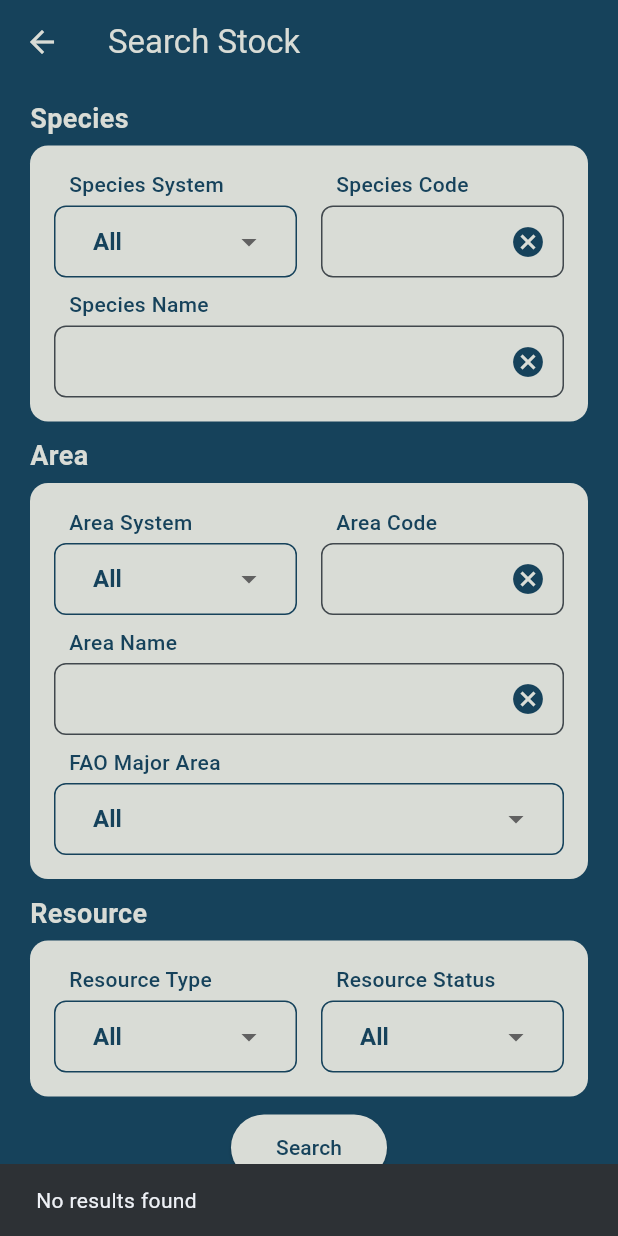
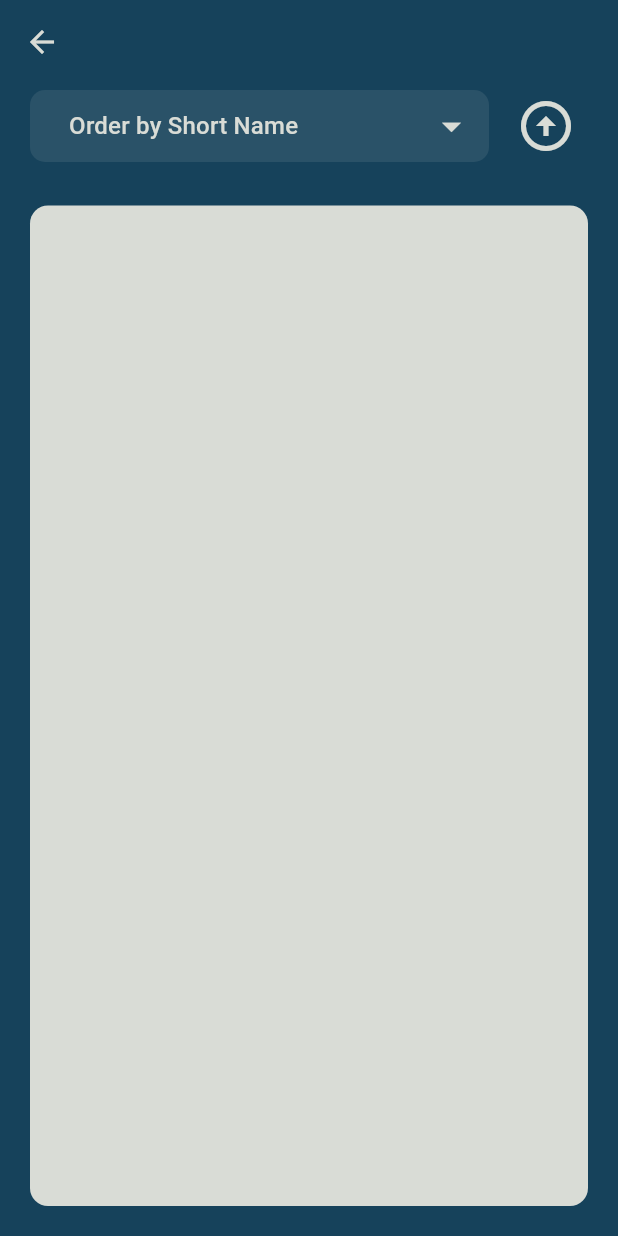
Before and after one commit to KikiDimop/grsfApp, a Flutter app: the Searchstocks screen opened directly, after a tap on "Search", on a phone screen of 412 x 824 dp. Run offline on Flutter 3.47's test engine with Material 3 defaults, Android fonts, the phone set to English and light mode, and no system bars; drawn by our look-alikes of dropdown_button2; our stand-ins replace csv, sqflite; accounts and stored records are empty; project files that could hold a hidden picture were left out.

Commit message:
display all stocks  ready

```diff
--- a/lib/pages/searchStocks.dart
+++ b/lib/pages/searchStocks.dart
@@ -1,3 +1,4 @@
+import 'package:database/models/stock.dart';
 import 'package:database/pages/stocks.dart';
 import 'package:database/services/database_service.dart';
 import 'package:dropdown_button2/dropdown_button2.dart';
@@ -108,40 +109,44 @@ class _SearchstocksState extends State<Searchstocks> {
 
   ElevatedButton _searchButton(BuildContext context) {
     return ElevatedButton(
-      onPressed: () async {
+      onPressed: () {
+            // Navigate to the destination page
+            Navigator.push(
+              context,
+              MaterialPageRoute(builder: (context) => const Stocks()),
+            );
+          },
+      // onPressed: () async {
 
-        // Execute the search query
-        final dbService = DatabaseService.instance;
-        List<Map<String, dynamic>> searchResults = (await dbService.searchStock(
-          selectedSpeciesSystem: selectedSpeciesSystem,
-          speciesCode: speciesCodeController.text,
-          speciesName: speciesNameController.text,
-          selectedAreaSystem: selectedAreaSystem,
-          areaCode: areaCodeController.text,
-          areaName: areaNameController.text,
-          selectedFAOMajorArea: selectedFAOMajorArea,
-          selectedResourceType: selectedResourceType,
-          selectedResourceStatus: selectedResourceStatus,
-        )).cast<Map<String, dynamic>>().toList();
+      //   Future<List<Stock>> searchResults = (await DatabaseService.instance.searchStock(
+      //     selectedSpeciesSystem: selectedSpeciesSystem,
+      //     speciesCode: speciesCodeController.text,
+      //     speciesName: speciesNameController.text,
+      //     selectedAreaSystem: selectedAreaSystem,
+      //     areaCode: areaCodeController.text,
+      //     areaName: areaNameController.text,
+      //     selectedFAOMajorArea: selectedFAOMajorArea,
+      //     selectedResourceType: selectedResourceType,
+      //     selectedResourceStatus: selectedResourceStatus,
+      //     fromMap: Stock.fromMap
+      //   )) as Future<List<Stock>>;
 
-        print(searchResults.length.toString());
+      //   // Navigate to the new page and pass the search results
+      //   if (searchResults.isNotEmpty) {
+      //     // Navigator.push(
+      //     //   context,
+      //     //   MaterialPageRoute(
+      //     //     builder: (context) => SearchResultsPage(searchResults: searchResults),
+      //     //   ),
+      //     // );
+      //   } else {
+      //     // Show a message if no results found
+      //     ScaffoldMessenger.of(context).showSnackBar(
+      //       SnackBar(content: Text('No results found')),
+      //     );
+      //   }
 
-        // Navigate to the new page and pass the search results
-        if (searchResults.isNotEmpty) {
-          // Navigator.push(
-          //   context,
-          //   MaterialPageRoute(
-          //     builder: (context) => SearchResultsPage(searchResults: searchResults),
-          //   ),
-          // );
-        } else {
-          // Show a message if no results found
-          ScaffoldMessenger.of(context).showSnackBar(
-            SnackBar(content: Text('No results found')),
-          );
-        }
-
-      },
+      // },
       style: ElevatedButton.styleFrom(
         foregroundColor: const Color(0xff16425B),
         backgroundColor: const Color(0xffd9dcd6),
--- a/lib/pages/stocks.dart
+++ b/lib/pages/stocks.dart
@@ -0,0 +1,241 @@
+import 'package:database/models/stock.dart';
+import 'package:database/services/database_service.dart';
+import 'package:dropdown_button2/dropdown_button2.dart';
+import 'package:flutter/material.dart';
+
+class Stocks extends StatefulWidget {
+  const Stocks({super.key});
+
+  @override
+  State<Stocks> createState() => _StocksState();
+}
+
+class _StocksState extends State<Stocks> {
+  late Future<List<Stock>> _stocks;
+  String _selectedOrder = 'Short Name';
+  String _sortOrder = 'asc';
+
+  @override
+  void initState() {
+    super.initState();
+    _fetchStocks();
+  }
+
+  void _fetchStocks() {
+    _stocks = DatabaseService.instance.readAll(
+      tableName: 'Stock',
+      fromMap: Stock.fromMap,
+    );
+  }
+
+  @override
+  Widget build(BuildContext context) {
+    return Scaffold(
+      backgroundColor: const Color(0xff16425B),
+      appBar: AppBar(
+        backgroundColor: const Color(0xff16425B),
+        foregroundColor: const Color(0xffd9dcd6),
+      ),
+      body: Column(
+        children: [
+          _orderByDropdown(),
+          const SizedBox(height: 5),
+          Expanded(child: _results()),
+        ],
+      ),
+    );
+  }
+
+  Widget _results() {
+    return FutureBuilder<List<Stock>>(
+      future: _stocks,
+      builder: (context, snapshot) {
+        if (snapshot.connectionState == ConnectionState.waiting) {
+          return const Center(
+            child: CircularProgressIndicator(color: Color(0xffd9dcd6)),
+          );
+        }
+
+        if (snapshot.hasError) {
+          return Center(
+            child: Text(
+              'Error loading stocks: ${snapshot.error}',
+              style: const TextStyle(color: Colors.red),
+            ),
+          );
+        }
+
+        var stocks = snapshot.data ?? [];
+
+        // Apply sorting
+        stocks.sort((a, b) {
+          int comparison = 0;
+          if (_selectedOrder == 'Short Name') {
+            comparison = a.shortName?.compareTo(b.shortName ?? '') ?? 0;
+          } else if (_selectedOrder == 'Semantic ID') {
+            comparison =
+                a.grsfSemanticID?.compareTo(b.grsfSemanticID ?? '') ?? 0;
+          }
+
+          return _sortOrder == 'asc' ? comparison : -comparison;
+        });
+
+        return Container(
+            margin: const EdgeInsets.symmetric(horizontal: 20, vertical: 20),
+            padding: const EdgeInsets.all(20),
+            decoration: BoxDecoration(
+              color: const Color(0xffd9dcd6),
+              borderRadius: BorderRadius.circular(12),
+            ),
+            child: stocks.isEmpty
+                ? const Center(
+                    child: Text(
+                      'No fishing gears found',
+                      style: TextStyle(color: Color(0xffd9dcd6)),
+                    ),
+                  )
+                : ListView.builder(
+                    padding: const EdgeInsets.all(10),
+                    itemCount: stocks.length,
+                    itemBuilder: (context, index) =>
+                        _listViewItem(item: stocks[index]),
+                  ));
+      },
+    );
+  }
+
+  Widget _listViewItem({required Stock item}) {
+    return Card(
+      elevation: 4,
+      margin: const EdgeInsets.symmetric(vertical: 5),
+      shape: RoundedRectangleBorder(borderRadius: BorderRadius.circular(8)),
+      child: Container(
+        padding: const EdgeInsets.all(16),
+        decoration: BoxDecoration(
+          color: const Color(0xffF1F5F9),
+          borderRadius: BorderRadius.circular(8),
+          border: Border.all(
+            color: item.getColor(), // Border color
+            width: 2.0, // Border width
+          ),
+        ),
+        child: addItem(item),
+      ),
+    );
+  }
+
+Column addItem(Stock item) {
+  return Column(
+    crossAxisAlignment: CrossAxisAlignment.start,
+    children: [
+      Align(
+        alignment: Alignment.centerRight,
+        child: Text(
+          item.status ?? '',
+          style: TextStyle(
+            fontSize: 14,
+            fontWeight: FontWeight.bold,
+            color: item.getColor(),
+          ),
+        ),
+      ),
+      Column(
+        crossAxisAlignment: CrossAxisAlignment.start,
+        children: [
+          const Text(
+            'Short Name',
+            style: TextStyle(fontSize: 12, color: Color(0xff16425B)),
+          ),
+          Text(
+            item.shortName ?? 'No Short Name',
+            style: const TextStyle(
+                fontSize: 14,
+                color: Color(0xff16425B),
+                fontWeight: FontWeight.bold),
+            softWrap: true,
+            overflow: TextOverflow.visible,
+          ),
+        ],
+      ),
+      Column(
+        crossAxisAlignment: CrossAxisAlignment.start,
+        children: [
+          const Text(
+            'Semantic ID',
+            style: TextStyle(fontSize: 12, color: Color(0xff16425B)),
+          ),
+          Text(
+            item.grsfSemanticID ?? 'No Semantic ID',
+            style: const TextStyle(
+                fontSize: 14,
+                color: Color(0xff16425B),
+                fontWeight: FontWeight.bold),
+            softWrap: true,
+            overflow: TextOverflow.visible,
+          ),
+        ],
+      ),
+    ],
+  );
+}
+
+  Widget _orderByDropdown() {
+    return Padding(
+      padding: const EdgeInsets.symmetric(horizontal: 20),
+      child: Row(
+        children: [
+          Expanded(
+            child: Container(
+              padding: const EdgeInsets.symmetric(horizontal: 10),
+              decoration: BoxDecoration(
+                color: const Color(0xffd9dcd6).withOpacity(0.1),
+                borderRadius: BorderRadius.circular(10),
+              ),
+              child: DropdownButtonHideUnderline(
+                child: DropdownButton2<String>(
+                  value: _selectedOrder,
+                  onChanged: (value) =>
+                      setState(() => _selectedOrder = value ?? 'Short Name'),
+                  dropdownStyleData: DropdownStyleData(
+                    maxHeight: 200,
+                    offset: const Offset(0, 8),
+                    decoration: BoxDecoration(
+                      color: const Color(0xff16425B),
+                      borderRadius: BorderRadius.circular(10),
+                    ),
+                  ),
+                  iconStyleData: const IconStyleData(
+                    icon: Icon(Icons.arrow_drop_down,
+                        color: Color(0xffd9dcd6), size: 30),
+                  ),
+                  items: const [
+                    DropdownMenuItem(
+                        value: 'Short Name',
+                        child: Text('Order by Short Name',
+                            style: TextStyle(color: Color(0xffd9dcd6)))),
+                    DropdownMenuItem(
+                        value: 'Semantic ID',
+                        child: Text('Order by Semantic ID',
+                            style: TextStyle(color: Color(0xffd9dcd6)))),
+                  ],
+                ),
+              ),
+            ),
+          ),
+          const SizedBox(width: 10),
+          IconButton(
+            icon: Icon(
+              _sortOrder == 'asc'
+                  ? Icons.arrow_circle_up
+                  : Icons.arrow_circle_down,
+              color: const Color(0xffd9dcd6),
+              size: 40,
+            ),
+            onPressed: () => setState(
+                () => _sortOrder = _sortOrder == 'asc' ? 'desc' : 'asc'),
+          ),
+        ],
+      ),
+    );
+  }
+}
--- a/lib/services/database_service.dart
+++ b/lib/services/database_service.dart
@@ -248,6 +248,7 @@ class DatabaseService {
     String? selectedFAOMajorArea,
     String? selectedResourceType,
     String? selectedResourceStatus,
+    required Stock Function(Map<String, dynamic>) fromMap,
   }) async {
 
     final db = await instance.database;
@@ -307,9 +308,13 @@ class DatabaseService {
       query += " AND ${conditions.join(" AND ")}";
     }
 
-    List<Map<String, dynamic>> result = await db.rawQuery(query, parameters);
+    final result = await db.rawQuery(query, parameters);
 
-    return result.map((map) => Stock.fromMap(map)).toList();
+    return result.map((json) => fromMap(json)).toList();
+
+    //List<Map<String, dynamic>> result = await db.rawQuery(query, parameters);
+
+    //return result.map((map) => Stock.fromMap(map)).toList();
   }
 
 
```
Also changed, not shown: lib/models/stock.dart (+14 -2 lines), lib/pages/fishingGears.dart (+21 -6 lines).
